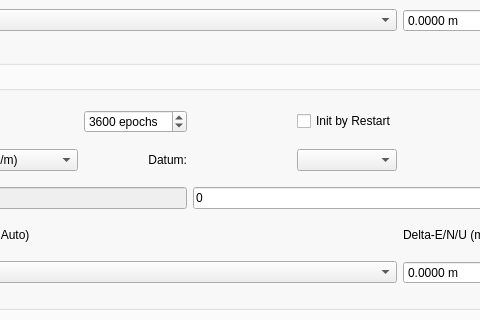
First picture: the form in app/qtapp/appcmn_qt/navi_post_opt.ui, repository lhuisman/myRTKLIB, before the edit; both pictures show x 144 to 624 and y 220 to 540 of the 931 by 626 pixel window.
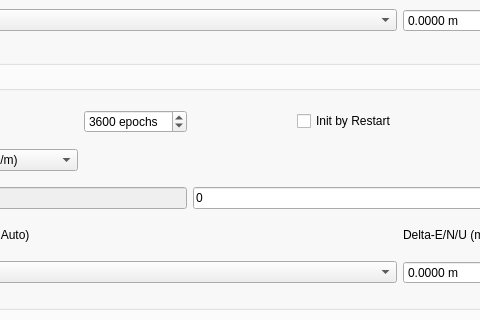
Second picture: the form after the edit. The open tabs and pages were chosen to show the change. Icons and pictures are not drawn. Custom widgets are drawn as their Qt base class.

What changed in the file:
```diff
--- a/app/qtapp/appcmn_qt/navi_post_opt.ui
+++ b/app/qtapp/appcmn_qt/navi_post_opt.ui
@@ -2298,19 +2298,6 @@
             </property>
            </widget>
           </item>
-          <item row="1" column="1">
-           <widget class="QLabel" name="label_2">
-            <property name="text">
-             <string>Datum:</string>
-            </property>
-            <property name="alignment">
-             <set>Qt::AlignmentFlag::AlignRight|Qt::AlignmentFlag::AlignTrailing|Qt::AlignmentFlag::AlignVCenter</set>
-            </property>
-            <property name="buddy">
-             <cstring>cBDatumReference</cstring>
-            </property>
-           </widget>
-          </item>
           <item row="0" column="3">
            <widget class="QCheckBox" name="cBInitRestart">
             <property name="toolTip">
@@ -2321,9 +2308,6 @@
             </property>
            </widget>
           </item>
-          <item row="1" column="3">
-           <widget class="QComboBox" name="cBDatumReference"/>
-          </item>
           <item row="5" column="0" colspan="4">
            <widget class="QComboBox" name="cBReferenceAntenna">
             <property name="toolTip">
```
Left out of the diff: 3 changed lines with no effect on the pictures.
